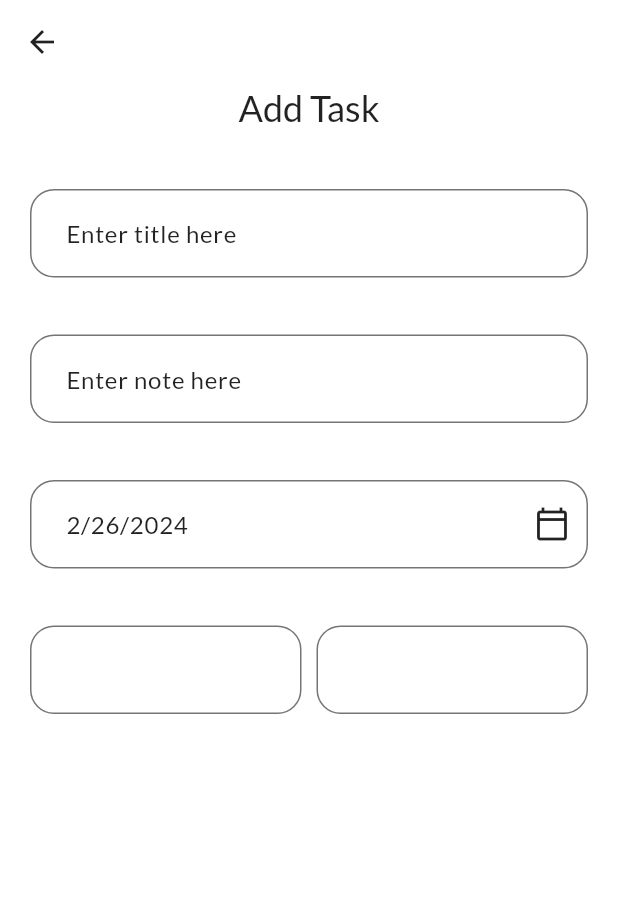
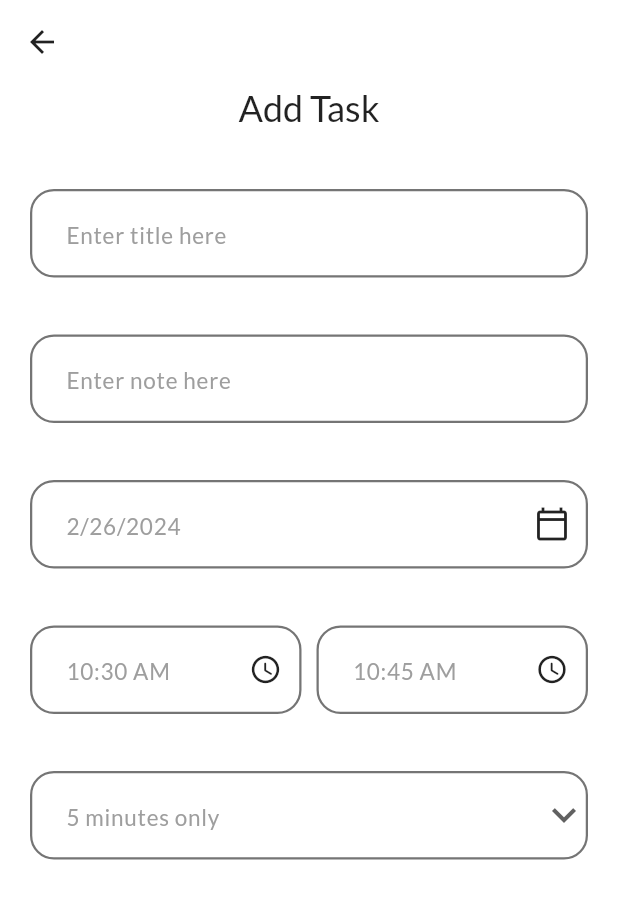
Before and after one commit to AbdelrhmanAmer/ToDo-App-GetX, a Flutter app: the screen it shows after launch, after a tap on the "add" icon, on a phone screen of 412 x 824 dp. Shown: the top 899 px of the screen. Run offline on Flutter 3.47's test engine with Material 3 defaults, Android fonts, the phone set to English and light mode, and no system bars; our stand-ins replace flutter_svg, get, get_storage, google_fonts.

Commit message:
DropdownButton - DropdownMenuItem

```diff
--- a/todo_app_getx/lib/screens/add_task/components/body.dart
+++ b/todo_app_getx/lib/screens/add_task/components/body.dart
@@ -26,7 +26,10 @@ class _BodyState extends State<Body> {
       .toString();
 
   List<int> remindList = [5, 10, 15, 20];
+  int _selectedRemind = 5;
+
   List<String> repeatList = ['none', 'Daily', 'Weekly', 'monthly'];
+  String _selectedRepeat = 'none';
 
   @override
   Widget build(BuildContext context) {
@@ -53,7 +56,7 @@ class _BodyState extends State<Body> {
             InputField(
               title: 'Date',
               hintText: DateFormat.yMd().format(_selectedDate),
-              suffixWidget: IconButton(
+              widget: IconButton(
                 onPressed: () {},
                 icon: const Icon(Icons.calendar_today_outlined),
               ),
@@ -61,11 +64,54 @@ class _BodyState extends State<Body> {
             const SizedBox(height: kDefaultPadding / 2),
             Row(
               children: [
-                Expanded(child: InputField(title: 'Start Time', hintText: '')),
+                Expanded(
+                    child: InputField(
+                  title: 'Start Time',
+                  hintText: _startTime,
+                  widget: IconButton(
+                    onPressed: () {},
+                    icon: const Icon(Icons.access_time_rounded, size: 22),
+                  ),
+                )),
                 const SizedBox(width: kDefaultPadding / 2),
-                Expanded(child: InputField(title: 'End Time', hintText: ''))
+                Expanded(
+                    child: InputField(
+                  title: 'End Time',
+                  hintText: _endTime,
+                  widget: IconButton(
+                    onPressed: () {},
+                    icon: const Icon(Icons.access_time_rounded, size: 22),
+                  ),
+                ))
               ],
-            )
+            ),
+            const SizedBox(height: kDefaultPadding / 2),
+            InputField(
+                title: 'Remind',
+                hintText: '$_selectedRemind minutes only',
+                enabled: false,
+                widget: DropdownButton(
+                  dropdownColor: kPrimaryColor,
+                  items: remindList
+                      .map((value) => DropdownMenuItem(
+                            value: value,
+                            child: Text(
+                              '$value',
+                              style: const TextStyle(color: Colors.white),
+                            ),
+                          ))
+                      .toList(),
+                  icon: const Icon(Icons.keyboard_arrow_down),
+                  borderRadius: BorderRadius.circular(14),
+                  iconSize: 32,
+                  elevation: 8,
+                  underline: Container(height: 0),
+                  onChanged: (newValue) {
+                    setState(() {
+                      _selectedRemind = newValue!;
+                    });
+                  },
+                )),
           ],
         ),
       ),
--- a/todo_app_getx/lib/screens/add_task/components/input_field.dart
+++ b/todo_app_getx/lib/screens/add_task/components/input_field.dart
@@ -8,47 +8,54 @@ class InputField extends StatelessWidget {
   const InputField({
     super.key,
     required this.title,
-    required this.hintText,
+    this.hintText = '',
     this.suffixIcon,
-    this.suffixWidget,
+    this.widget,
     this.iconData,
     this.controller,
     this.values,
     this.keyboardType = TextInputType.text,
+    this.enabled = true,
   });
   final String title, hintText;
   final String? suffixIcon;
   final IconData? iconData;
-  final Widget? suffixWidget;
+  final Widget? widget;
   final TextEditingController? controller;
   final List<String>? values;
   final TextInputType? keyboardType;
-
+  final bool? enabled;
   @override
   Widget build(BuildContext context) {
     return Column(
       crossAxisAlignment: CrossAxisAlignment.start,
       children: [
-        Text(title, style: const TextStyle(color: Colors.white),),
+        Text(
+          title,
+          style: const TextStyle(color: Colors.white),
+        ),
         const SizedBox(height: kDefaultPadding / 4),
         TextFormField(
           controller: controller,
           decoration: InputDecoration(
             hintText: hintText,
-            hintStyle: const TextStyle(fontSize: 16),
+            hintStyle:
+                const TextStyle(fontSize: 15, color: Colors.grey),
             suffixIcon: suffixIcon != null
                 ? Padding(
                     padding: const EdgeInsets.all(kDefaultPadding / 2),
                     child: SvgPicture.asset(
                       suffixIcon!,
                       colorFilter: ColorFilter.mode(
-                          Get.theme.colorScheme.onSurface, BlendMode.srcIn),
+                          Get.theme.colorScheme.onSurface,
+                          BlendMode.srcIn),
                     ),
                   )
                 : iconData != null
                     ? Icon(iconData)
-                    : suffixWidget,
+                    : widget,
           ),
+
           keyboardType: keyboardType,
         ),
       ],
--- a/todo_app_getx/lib/themes.dart
+++ b/todo_app_getx/lib/themes.dart
@@ -8,8 +8,8 @@ class Themes {
     colorScheme: const ColorScheme(
       brightness: Brightness.light,
       primary: kPrimaryColor,
+      onPrimary: Colors.white,
       background: Colors.white,
-      onPrimary: Colors.white,
       secondary: Colors.pink,
       onSecondary: Colors.pinkAccent,
       error: Colors.red,
@@ -27,15 +27,15 @@ class Themes {
     colorScheme: const ColorScheme(
       brightness: Brightness.dark,
       primary: kPrimaryColor,
-      background: Colors.black,
-      onPrimary: Colors.black,
+      onPrimary: Colors.white70,
+      background: Colors.black87,
       secondary: Colors.pink,
       onSecondary: Colors.pinkAccent,
       error: Colors.red,
       onError: Colors.redAccent,
       onBackground: Colors.white70,
-      surface: Colors.black12,
-      onSurface: Colors.white60,
+      surface: Colors.black,
+      onSurface: Colors.white70,
     ),
     textTheme: buildTextTheme(),
     appBarTheme: buildAppBarTheme(),
@@ -88,7 +88,7 @@ AppBarTheme buildAppBarTheme() {
 InputDecorationTheme buildLightInputDecorationTheme() {
   var outlineInputBorder = OutlineInputBorder(
     borderRadius: BorderRadius.circular(16),
-    borderSide: const BorderSide(color: Colors.black54),
+    borderSide: const BorderSide(color: Colors.black54,width: 1.5),
   );
   return InputDecorationTheme(
     border: outlineInputBorder,
@@ -102,7 +102,7 @@ InputDecorationTheme buildLightInputDecorationTheme() {
 InputDecorationTheme buildDarkInputDecorationTheme() {
   var outlineInputBorder = OutlineInputBorder(
     borderRadius: BorderRadius.circular(16),
-    borderSide: const BorderSide(color: Colors.white70),
+    borderSide: const BorderSide(color: Colors.white70, width: 1.5),
   );
   return InputDecorationTheme(
     border: outlineInputBorder,
```
